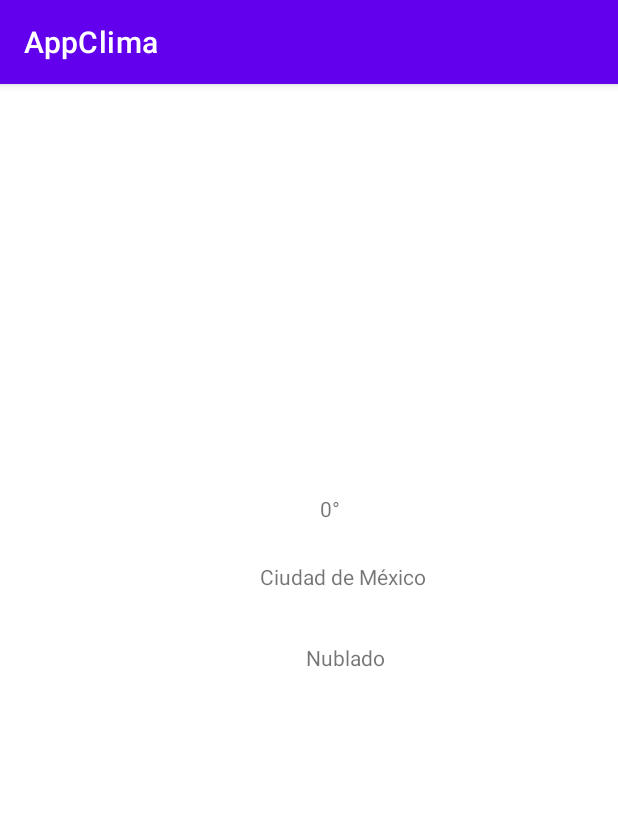
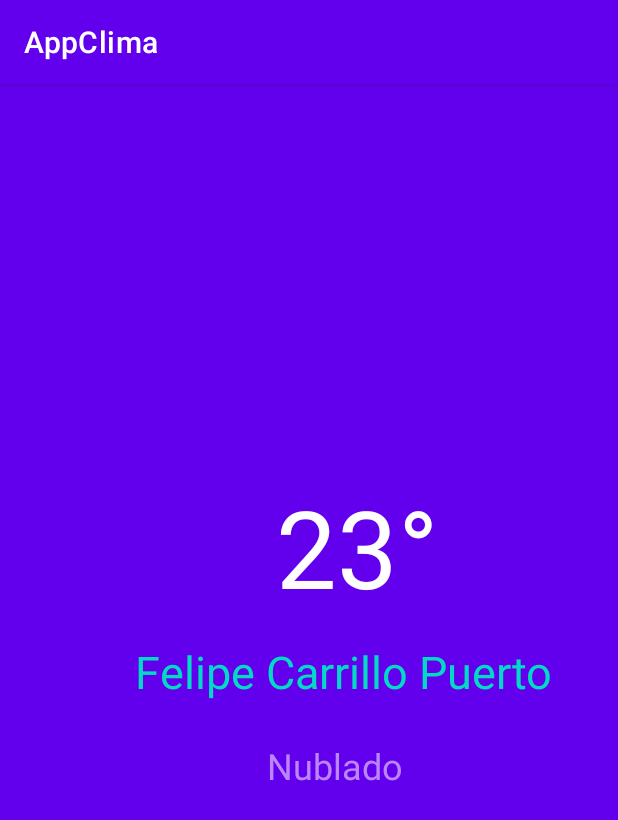
Before and after one commit to marlasantos24/Seccion10_AppClima, an Android app: the screen it shows after launch (MainActivity), on a phone screen of 412 x 824 dp. Shown: the top 820 px of the screen. Run offline under Robolectric (Android 15) with nearby library versions, the phone set to English and light mode, and no system bars.

Commit message:
customizacion_Interfaz

```diff
--- a/app/src/main/res/layout/activity_main.xml
+++ b/app/src/main/res/layout/activity_main.xml
@@ -4,6 +4,7 @@
     xmlns:tools="http://schemas.android.com/tools"
     android:layout_width="match_parent"
     android:layout_height="match_parent"
+    android:background="@color/purple_500"
     tools:context=".MainActivity">
 
     <TextView
@@ -12,9 +13,11 @@
         android:layout_height="wrap_content"
         android:layout_alignParentEnd="true"
         android:layout_alignParentBottom="true"
-        android:layout_marginEnd="185dp"
-        android:layout_marginBottom="475dp"
-        android:text="0°" />
+        android:layout_marginEnd="120dp"
+        android:layout_marginBottom="411dp"
+        android:text="@string/texto_grados"
+        android:textColor="@color/color_grados"
+        android:textSize="72sp" />
 
     <TextView
         android:id="@+id/textView2"
@@ -22,9 +25,11 @@
         android:layout_height="wrap_content"
         android:layout_alignParentEnd="true"
         android:layout_alignParentBottom="true"
-        android:layout_marginEnd="128dp"
-        android:layout_marginBottom="430dp"
-        android:text="Ciudad de México" />
+        android:layout_marginEnd="43dp"
+        android:layout_marginBottom="356dp"
+        android:text="@string/texto_ciudad"
+        android:textColor="@color/color_ciudad"
+        android:textSize="30sp" />
 
     <TextView
         android:id="@+id/textView3"
@@ -32,7 +37,9 @@
         android:layout_height="wrap_content"
         android:layout_alignParentEnd="true"
         android:layout_alignParentBottom="true"
-        android:layout_marginEnd="155dp"
-        android:layout_marginBottom="376dp"
-        android:text="Nublado" />
+        android:layout_marginEnd="143dp"
+        android:layout_marginBottom="297dp"
+        android:text="@string/texto_estatus"
+        android:textColor="@color/color_estatus"
+        android:textSize="24sp" />
 </RelativeLayout>
--- a/app/src/main/res/values/colors.xml
+++ b/app/src/main/res/values/colors.xml
@@ -6,5 +6,7 @@
     <color name="teal_200">#FF03DAC5</color>
     <color name="teal_700">#FF018786</color>
     <color name="black">#FF000000</color>
-    <color name="white">#FFFFFFFF</color>
+    <color name="color_grados">#FFFFFFFF</color>
+    <color name="color_ciudad">@color/design_default_color_secondary</color>
+    <color name="color_estatus">@color/purple_200</color>
 </resources>
--- a/app/src/main/res/values/strings.xml
+++ b/app/src/main/res/values/strings.xml
@@ -1,3 +1,6 @@
 <resources>
     <string name="app_name">AppClima</string>
+    <string name="texto_grados">23°</string>
+    <string name="texto_ciudad">Felipe Carrillo Puerto</string>
+    <string name="texto_estatus">Nublado</string>
 </resources>
```
